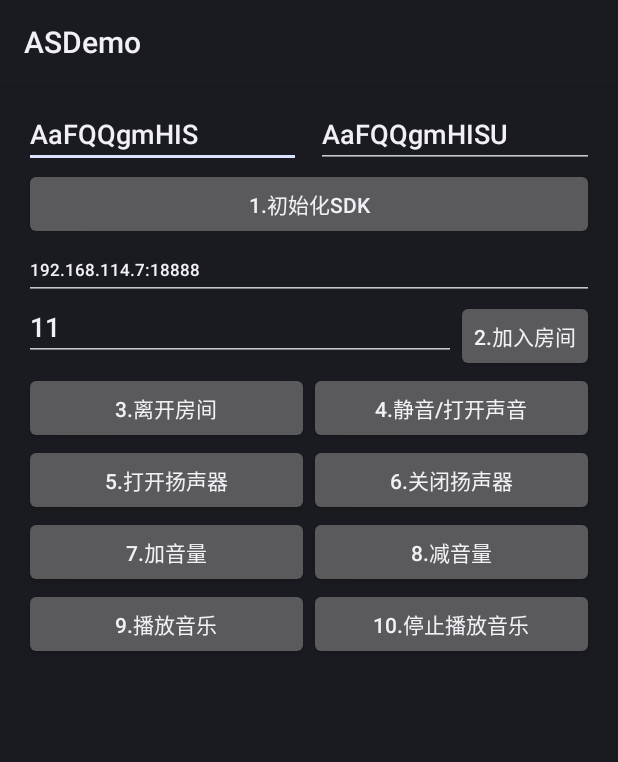
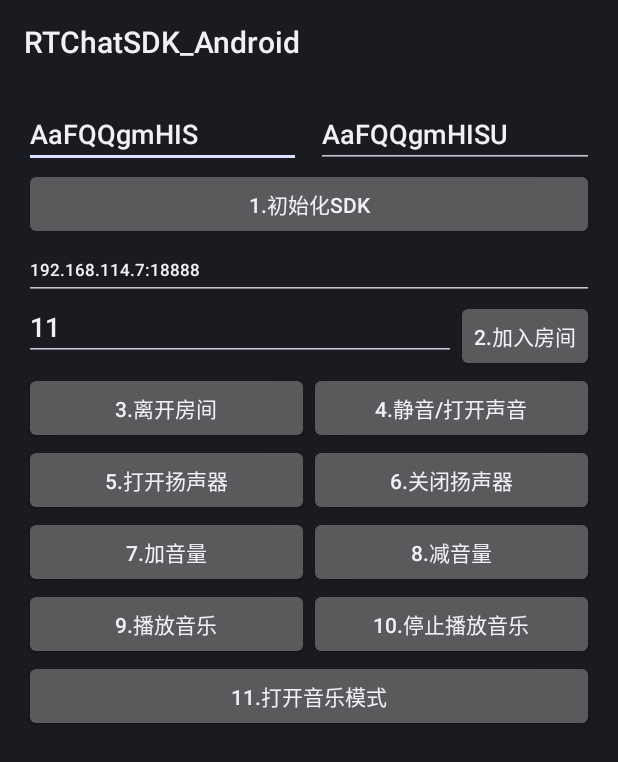
Before and after one commit to sunalong/ASDemo, an Android app: the AudioActivity screen opened directly, with no data from a screen before it, on a phone screen of 412 x 824 dp. Shown: the top 762 px of the screen. Run offline under Robolectric (Android 15) with nearby library versions, the phone set to English and light mode, and no system bars; 3 statements that could not run were skipped.

Commit message:
sdk v2.9正式版

```diff
--- a/app/src/main/java/com/ztgametest/AudioActivity.java
+++ b/app/src/main/java/com/ztgametest/AudioActivity.java
@@ -1,6 +1,8 @@
 package com.ztgametest;
 
 import android.app.Activity;
+import android.content.Context;
+import android.content.res.AssetFileDescriptor;
 import android.media.MediaPlayer;
 import android.media.MediaPlayer.OnCompletionListener;
 import android.os.Bundle;
@@ -16,6 +18,7 @@ import com.ztgame.voiceengine.NativeVoiceEngine;
 import com.ztgame.voiceengine.RTChatSDKVoiceListener;
 import com.ztgame.voiceengine.ReceiveDataFromC;
 
+import java.io.FileDescriptor;
 import java.io.IOException;
 import java.util.Random;
 
@@ -35,6 +38,8 @@ public class AudioActivity extends Activity implements View.OnClickListener {
     private Button btnPlayMusic;
     private Button btnStopMusic;
 
+    private Button btnOpenMusicMode;
+
     private EditText etRoomServer;
     private EditText etRoomId;
     private EditText etUserName;
@@ -46,6 +51,7 @@ public class AudioActivity extends Activity implements View.OnClickListener {
     private final String TAG = "AudioActivity";
 
     private final int kVoiceOnly = 1;
+    private final int kVoiceHigh = 0xa0;
     private final boolean isInnerNet = true;
 
     private String mAppKey;
@@ -65,6 +71,8 @@ public class AudioActivity extends Activity implements View.OnClickListener {
 
     private MediaPlayer mediaPlayer;
 
+    private Context mContext;
+
     private String mResourcePath = Environment.getExternalStorageDirectory().
             getAbsolutePath();
 
@@ -74,6 +82,7 @@ public class AudioActivity extends Activity implements View.OnClickListener {
         rtChatSdk = NativeVoiceEngine.getInstance();
         rtChatSdk.register(this);
         rtChatSdk.setDebugLogEnabled(true);
+        mContext = this;
         receiveDataFromC = new ReceiveDataFromC();
         receiveDataFromC.setRtChatSDKVoiceListener(new RTChatSDKVoiceListener() {
             @Override
@@ -140,6 +149,8 @@ public class AudioActivity extends Activity implements View.OnClickListener {
 
         btnPlayMusic = (Button) findViewById(R.id.btnPlayMusic);
         btnStopMusic = (Button) findViewById(R.id.btnStopMusic);
+
+        btnOpenMusicMode = (Button) findViewById(R.id.btnEnableMusicMode);
     }
 
     @Override
@@ -159,12 +170,14 @@ public class AudioActivity extends Activity implements View.OnClickListener {
         btnVoiceMute.setOnClickListener(this);
         btnPlayMusic.setOnClickListener(this);
         btnStopMusic.setOnClickListener(this);
+        btnOpenMusicMode.setOnClickListener(this);
     }
 
-    float volumeValue = 5;
+    float volumeValue = 0;
+    int reverbLevel = 0;
     boolean mute = true;
 
-    public MediaPlayer createLocalMp3(String file){
+    public MediaPlayer createLocalMp3(FileDescriptor file){
         MediaPlayer  mp=new MediaPlayer();
         try{
             mp.setDataSource(file);
@@ -177,8 +190,15 @@ public class AudioActivity extends Activity implements View.OnClickListener {
     private void playMusic(){
         boolean createState=false;
         if(mediaPlayer==null){
-            mediaPlayer=createLocalMp3(mResourcePath+"/test/1.mp3");
-            createState=true;
+            try {
+                AssetFileDescriptor afd = this.getAssets().openFd("1.mp3");
+                mediaPlayer =new MediaPlayer();
+                mediaPlayer.setDataSource(afd.getFileDescriptor(), afd.getStartOffset(), afd.getLength());
+                createState=true;
+            } catch (IOException e) {
+                e.printStackTrace();
+            }
+
         }
 
         mediaPlayer.setOnCompletionListener(new OnCompletionListener(){
@@ -187,7 +207,8 @@ public class AudioActivity extends Activity implements View.OnClickListener {
                 try {
                     try {
                         mediaPlayer.reset();
-                        mediaPlayer.setDataSource(mResourcePath+"/test/1.mp3");
+                        AssetFileDescriptor afd = mContext.getAssets().openFd("1.mp3");
+                        mediaPlayer.setDataSource(afd.getFileDescriptor(), afd.getStartOffset(), afd.getLength());
                         mediaPlayer.prepare();
                     } catch (IOException e) {
                         e.printStackTrace();
@@ -288,12 +309,15 @@ public class AudioActivity extends Activity implements View.OnClickListener {
                 Toast.makeText(this, volumeValue + "减声音：retCode:" + retCode, Toast.LENGTH_SHORT).show();
                 break;
             case R.id.btnPlayMusic:
-                rtChatSdk.startPlayFileAsMic(mResourcePath+"/test/music.wav");
-                //playMusic();
+                //rtChatSdk.startPlayFileAsMic(mResourcePath+"/test/music.wav");
+                playMusic();
                 break;
             case R.id.btnStopMusic:
-                rtChatSdk.stopPlayFileAsMic();
-                //stopMusic();
+                //rtChatSdk.stopPlayFileAsMic();
+                stopMusic();
+                break;
+            case R.id.btnEnableMusicMode:
+                rtChatSdk.setSdkParams("{\"EnableMusicMode\":"+true + "}");
                 break;
         }
     }
--- a/app/src/main/res/layout/activity_audio.xml
+++ b/app/src/main/res/layout/activity_audio.xml
@@ -157,5 +157,26 @@
                 android:layout_weight="1"
                 android:text="10.停止播放音乐" />
         </LinearLayout>
+
+        <LinearLayout
+            android:layout_width="match_parent"
+            android:layout_height="wrap_content"
+            android:orientation="horizontal">
+
+            <Button
+                android:id="@+id/btnEnableMusicMode"
+                android:layout_width="0dp"
+                android:layout_height="wrap_content"
+                android:layout_weight="1"
+                android:text="11.打开音乐模式" />
+
+            <Button
+                android:id="@+id/btnDisableMusicMode"
+                android:layout_width="0dp"
+                android:layout_height="wrap_content"
+                android:layout_weight="1"
+                android:visibility="gone"
+                android:text="12.关闭音乐模式" />
+        </LinearLayout>
     </LinearLayout>
 </ScrollView>
--- a/app/src/main/res/layout/activity_connect.xml
+++ b/app/src/main/res/layout/activity_connect.xml
@@ -113,6 +113,7 @@
             android:layout_width="48dp"
             android:layout_height="48dp"
             android:contentDescription="@string/connect_description"
+            android:visibility="gone"
             android:background="@android:drawable/sym_action_call" />
     </LinearLayout>
 
--- a/app/src/main/res/layout/activity_videosfu.xml
+++ b/app/src/main/res/layout/activity_videosfu.xml
@@ -64,7 +64,7 @@
 
                 <LinearLayout
                     android:id="@+id/buttons_videocall_container"
-                    android:orientation="vertical"
+                    android:orientation="horizontal"
                     android:layout_alignWithParentIfMissing="true"
                     android:layout_marginBottom="10dp"
                     android:layout_centerHorizontal="true"
--- a/app/src/main/res/values/strings.xml
+++ b/app/src/main/res/values/strings.xml
@@ -1,5 +1,5 @@
 <resources>
-    <string name="app_name">ASDemo</string>
+    <string name="app_name">RTChatSDK_Android</string>
 
 
     <!-- 语言 -->
```
Also changed, not shown: app/src/main/java/com/ztgametest/ConnectAVActivity.java (+13 -7 lines), app/src/main/java/com/ztgametest/FileData.java (deleted, +0 -66 lines), app/src/main/java/com/ztgametest/VideoActivity.java (+13 -7 lines), app/libs/RTChatSDK.jar, 4 other files.
